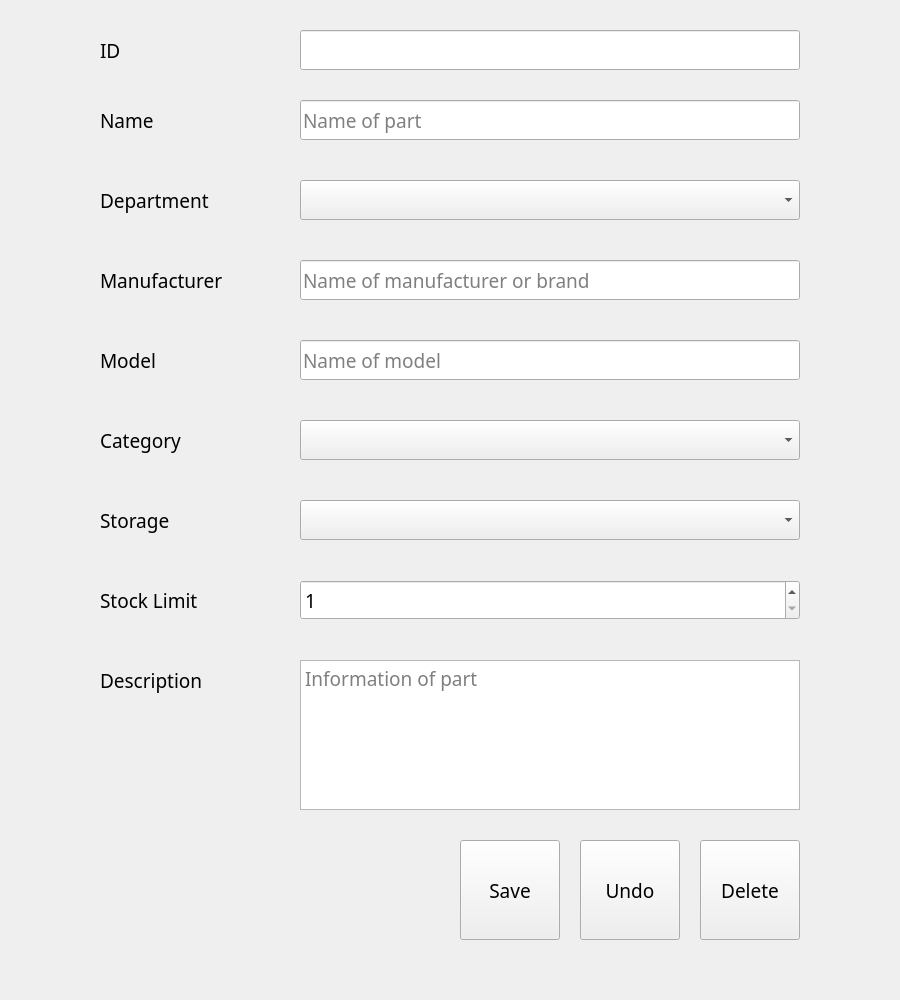
Tenesh/PartLoop, file UI/EditPartLoop.ui: the form before one commit.
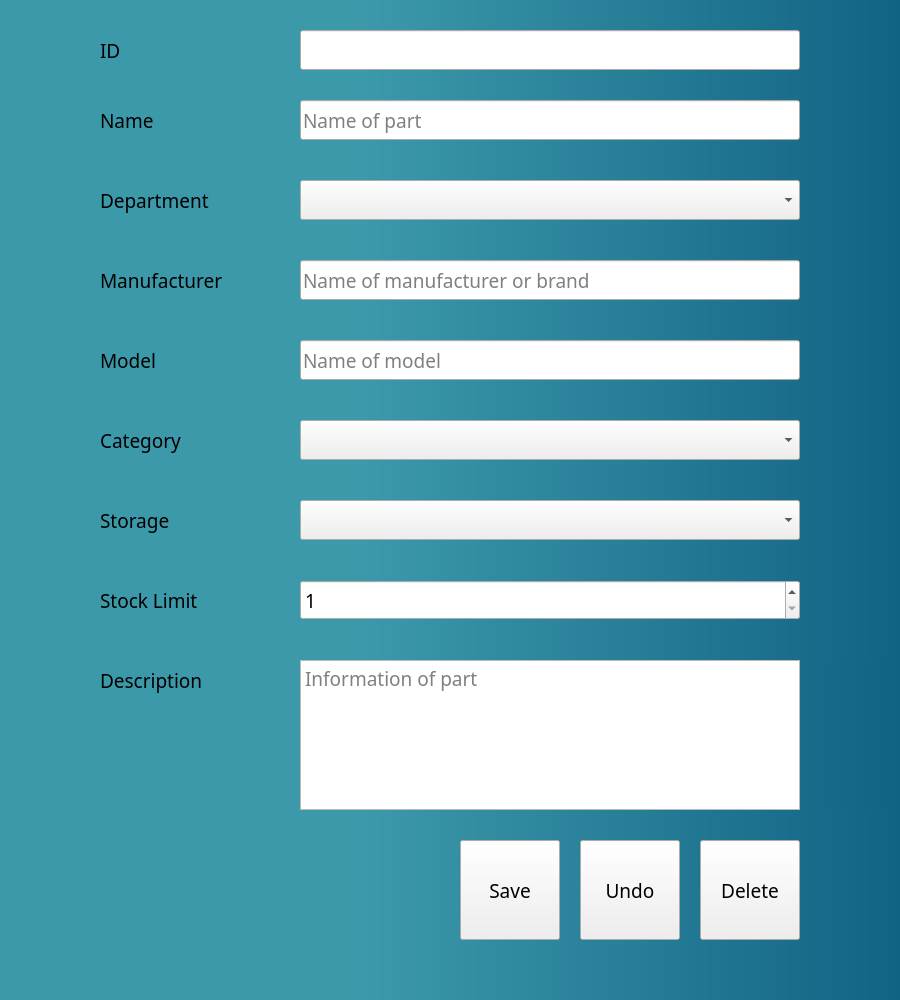
The form after the commit.

Patch:
```diff
--- a/UI/EditPartLoop.ui
+++ b/UI/EditPartLoop.ui
@@ -31,6 +31,12 @@
   <property name="windowTitle">
    <string>Edit Part</string>
   </property>
+  <property name="styleSheet">
+   <string notr="true">#dialogEditPart{
+	background-color: qlineargradient(spread:pad, x1:0, y1:0, x2:1, y2:0, stop:0.4 rgba(60, 153, 170, 255), stop:1 rgba(17, 99, 132, 255));
+}
+</string>
+  </property>
   <property name="sizeGripEnabled">
    <bool>false</bool>
   </property>
```
Left out of the diff: 3 changed lines with no effect on the pictures.
